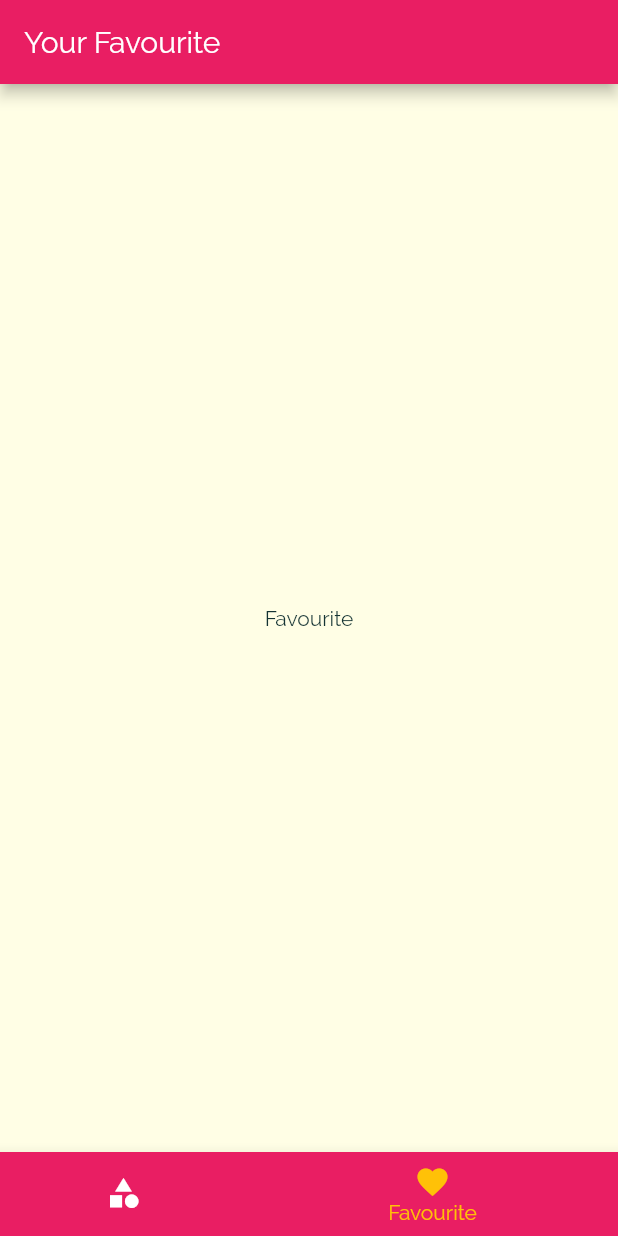
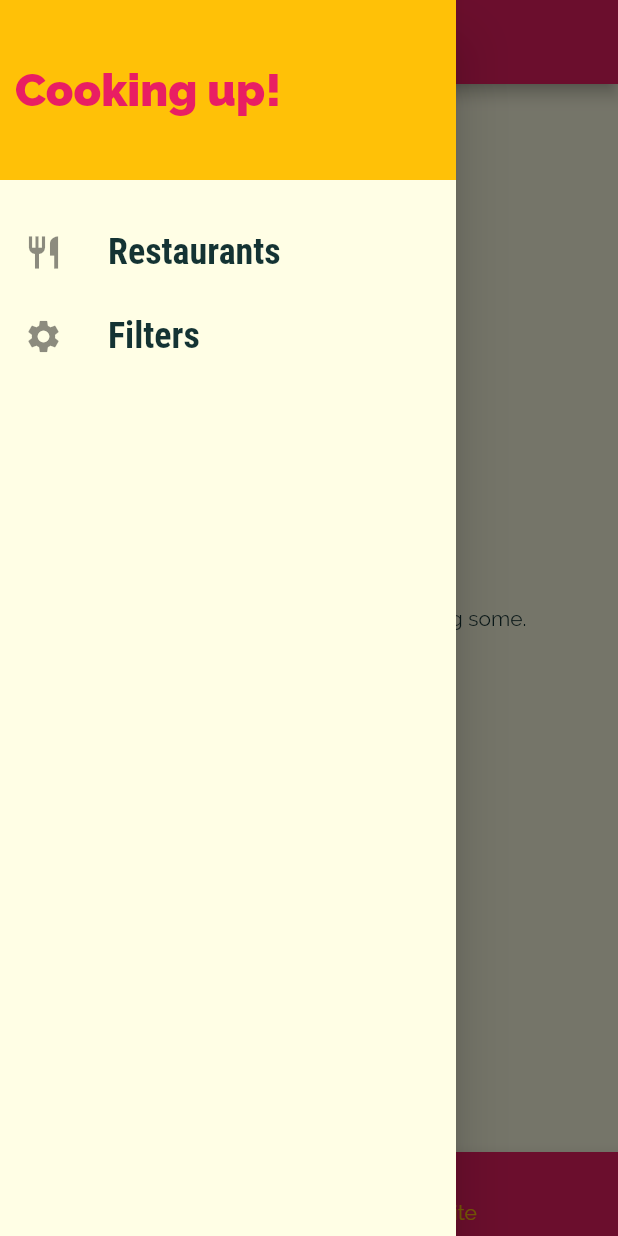
Before and after one commit to Muhaimie/meal_app, a Flutter app: the screen it shows after launch, item 2 of the bottom bar chosen, with the side drawer open (before the commit the screen has no drawer), on a phone screen of 412 x 824 dp. Run offline on Flutter 3.47's test engine with Material 2 defaults, Android fonts, the phone set to English and light mode, and no system bars.

Commit message:
favourite screen and wrapping up

```diff
--- a/lib/main.dart
+++ b/lib/main.dart
@@ -1,21 +1,78 @@
 import 'package:flutter/material.dart';
+import 'package:meal_app/dummy_data.dart';
+import 'package:meal_app/screens/filters_screen.dart';
 import 'package:meal_app/screens/tabs_screen.dart';
-import './screens/categories_screen.dart';
 import './screens/category_meals_screen.dart';
 import './screens/meal_detail_screen.dart';
+import "./models/meal.dart";
 
 void main() {
   runApp(MyApp());
 }
 
-class MyApp extends StatelessWidget {
+class MyApp extends StatefulWidget {
   // This widget is the root of your application.
+  @override
+  _MyAppState createState() => _MyAppState();
+}
+
+class _MyAppState extends State<MyApp> {
+  Map<String, bool> _filters = {
+    "gluten": false,
+    "lactose": false,
+    "vegan": false,
+    "vegetarian": false
+  };
+
+  List<Meal> _availableMeals = DUMMY_MEALS;
+  List<Meal> _favouriteMeals = [];
+
+  void _setFilters(Map<String, bool> filterData) {
+    setState(() {
+      _filters = filterData;
+      _availableMeals = DUMMY_MEALS.where((meal) {
+        if (_filters["gluten"] == true && !meal.isGlutenFree) {
+          return false;
+        }
+        if (_filters["lactose"] == true && !meal.isLactoseFree) {
+          return false;
+        }
+        if (_filters["vegan"] == true && !meal.isVegan) {
+          return false;
+        }
+        if (_filters["vegetarian"] == true && !meal.isVegetarian) {
+          return false;
+        }
+
+        return true;
+      }).toList();
+    });
+  }
+
+  void _toggleFavourite(String mealId) {
+    final existingIndex =
+        _favouriteMeals.indexWhere((meal) => meal.id == mealId);
+
+    if (existingIndex >= 0) {
+      setState(() {
+        _favouriteMeals.removeAt(existingIndex);
+      });
+    } else {
+      setState(() {
+        _favouriteMeals.add(DUMMY_MEALS.firstWhere((meal) => meal.id == mealId));
+      });
+    }
+  }
+
+  bool _isMealFavourite(String id){
+    return _favouriteMeals.any((meal) => meal.id == id);
+  }
+
   @override
   Widget build(BuildContext context) {
     return MaterialApp(
       title: 'Deli Meals',
       theme: ThemeData(
-
           primarySwatch: Colors.pink,
           //visualDensity: VisualDensity.adaptivePlatformDensity,
           accentColor: Colors.amber,
@@ -24,19 +81,20 @@ class MyApp extends StatelessWidget {
           textTheme: ThemeData.light().textTheme.copyWith(
                 body1: TextStyle(color: Color.fromRGBO(20, 51, 51, 1)),
                 body2: TextStyle(color: Color.fromRGBO(20, 51, 51, 1)),
-          title: TextStyle(fontSize: 20,
+                title: TextStyle(
+                    fontSize: 20,
                     fontWeight: FontWeight.bold,
                     fontFamily: "RobotoCondensed",
-                          color: Color.fromRGBO(20, 51, 51, 1)
-                          ),
-        )
-      ),
+                    color: Color.fromRGBO(20, 51, 51, 1)),
+              )),
       //home: CategoriesScreen(),
       initialRoute: "/",
       routes: {
-        "/" : (ctx) => TabsScreen()
-        ,CategoryMealScreen.routeName: (ctx) => CategoryMealScreen(),
-        MealDetailScreen.routeName: (ctx) => MealDetailScreen()
+        "/": (ctx) => TabsScreen(_favouriteMeals),
+        CategoryMealScreen.routeName: (ctx) =>
+            CategoryMealScreen(_availableMeals),
+        MealDetailScreen.routeName: (ctx) => MealDetailScreen(_toggleFavourite,_isMealFavourite),
+        FilterScreen.routeName: (ctx) => FilterScreen(_filters, _setFilters)
       },
 
       //that not registed in route Table automatically go to this route instead &
@@ -47,17 +105,16 @@ class MyApp extends StatelessWidget {
       // },
 
       //last resort befor its return error
-        onUnknownRoute: (settings){
-          return MaterialPageRoute(builder: (ctx)=> CategoryMealScreen());
+      onUnknownRoute: (settings) {
+        return MaterialPageRoute(
+            builder: (ctx) => CategoryMealScreen(_availableMeals));
       },
-
     );
   }
 }
 
 class MyHomePage extends StatefulWidget {
   MyHomePage();
-
 
   @override
   _MyHomePageState createState() => _MyHomePageState();
--- a/lib/screens/favourite_screen.dart
+++ b/lib/screens/favourite_screen.dart
@@ -1,12 +1,34 @@
 import 'package:flutter/material.dart';
+import '../models/meal.dart';
+import '../widgets/meal_item.dart';
 
 class FavouriteScreen extends StatelessWidget {
+  final List<Meal> favouriteMeals;
+
+  FavouriteScreen(this.favouriteMeals);
+
   @override
   Widget build(BuildContext context) {
-    return Center(
-      child: Container(
-        child: Text("Favourite"),
-      ),
-    );
+    if (favouriteMeals.isEmpty) {
+      return Center(
+        child: Container(
+          child: Text("You have no favourite yet. Start adding some."),
+        ),
+      );
+    }else{
+        return ListView.builder(
+          itemBuilder: (ctx, index) {
+            return MealItem(
+                id: favouriteMeals[index].id,
+                title: favouriteMeals[index].title,
+                imageUrl: favouriteMeals[index].imageUrl,
+                duration: favouriteMeals[index].duration,
+                complexity: favouriteMeals[index].complexity,
+                affordability: favouriteMeals[index].affordability,
+               );
+          },
+          itemCount: favouriteMeals.length,
+        );
+    }
   }
 }
--- a/lib/screens/tabs_screen.dart
+++ b/lib/screens/tabs_screen.dart
@@ -1,17 +1,36 @@
 import 'package:flutter/material.dart';
+import 'package:meal_app/widgets/main_drawer.dart';
 import './favourite_screen.dart';
 import './categories_screen.dart';
+import '../models/meal.dart';
 
 class TabsScreen extends StatefulWidget {
   @override
+  final List<Meal> favouriteMeals;
+
+  TabsScreen(this.favouriteMeals);
+
   _TabsScreenState createState() => _TabsScreenState();
 }
 
 class _TabsScreenState extends State<TabsScreen> {
-  final List<Map<String, Object>> _pages = [{"page":CategoriesScreen(),"title":"Categories"},
-  {"page" :FavouriteScreen(),"title":"Your Favourite"}];
+  List<Map<String, Object>> _pages;
 
   int _selectedPageIndex = 0;
+
+  @override
+  void initState() {
+    // TODO: implement initState
+    super.initState();
+
+    _pages = [
+      {"page": CategoriesScreen(), "title": "Categories"},
+      {
+        "page": FavouriteScreen(widget.favouriteMeals),
+        "title": "Your Favourite"
+      }
+    ];
+  }
 
   //automatic flutter gv index in BNB
   void _selectPage(int index) {
@@ -24,6 +43,7 @@ class _TabsScreenState extends State<TabsScreen> {
   Widget build(BuildContext context) {
     return Scaffold(
       appBar: AppBar(title: Text(_pages[_selectedPageIndex]["title"])),
+      drawer: MainDrawer(),
       body: _pages[_selectedPageIndex]["page"],
       bottomNavigationBar: BottomNavigationBar(
         onTap: _selectPage,
--- /dev/null
+++ b/lib/widgets/main_drawer.dart
@@ -0,0 +1,44 @@
+import 'package:flutter/material.dart';
+import '../screens/filters_screen.dart';
+
+class MainDrawer extends StatelessWidget {
+  Widget buildListTile(String title, IconData icon,Function tapHandler ) {
+    return ListTile(
+      leading: Icon(icon, size: 26),
+      title: Text(title,
+          style: TextStyle(
+              fontFamily: "RobotoCondensed",
+              fontSize: 24,
+              fontWeight: FontWeight.bold)),
+      onTap: tapHandler,
+    );
+  }
+
+
+
+  @override
+  Widget build(BuildContext context) {
+    return Drawer(
+        child: Column(children: <Widget>[
+      Container(
+        height: 120,
+        width: double.infinity,
+        padding: EdgeInsets.all(10),
+        alignment: Alignment.centerLeft,
+        color: Theme.of(context).accentColor,
+        child: Text("Cooking up!",
+            style: TextStyle(
+                fontWeight: FontWeight.w900,
+                fontSize: 30,
+                color: Theme.of(context).primaryColor)),
+      ),
+      SizedBox(height: 20),
+      buildListTile("Restaurants", Icons.restaurant, (){
+        Navigator.of(context).pushReplacementNamed("/");
+      }),
+      buildListTile("Filters", Icons.settings ,(){
+          Navigator.of(context).pushReplacementNamed(FilterScreen.routeName);
+      })
+    ]));
+  }
+}
```
Also changed, not shown: lib/screens/category_meals_screen.dart (+51 -19 lines), lib/screens/filters_screen.dart (added, +100 -0 lines), lib/screens/meal_detail_screen.dart (+17 -2 lines), lib/widgets/meal_item.dart (+15 -8 lines). Lines whose indentation alone changed are shown as unchanged.
